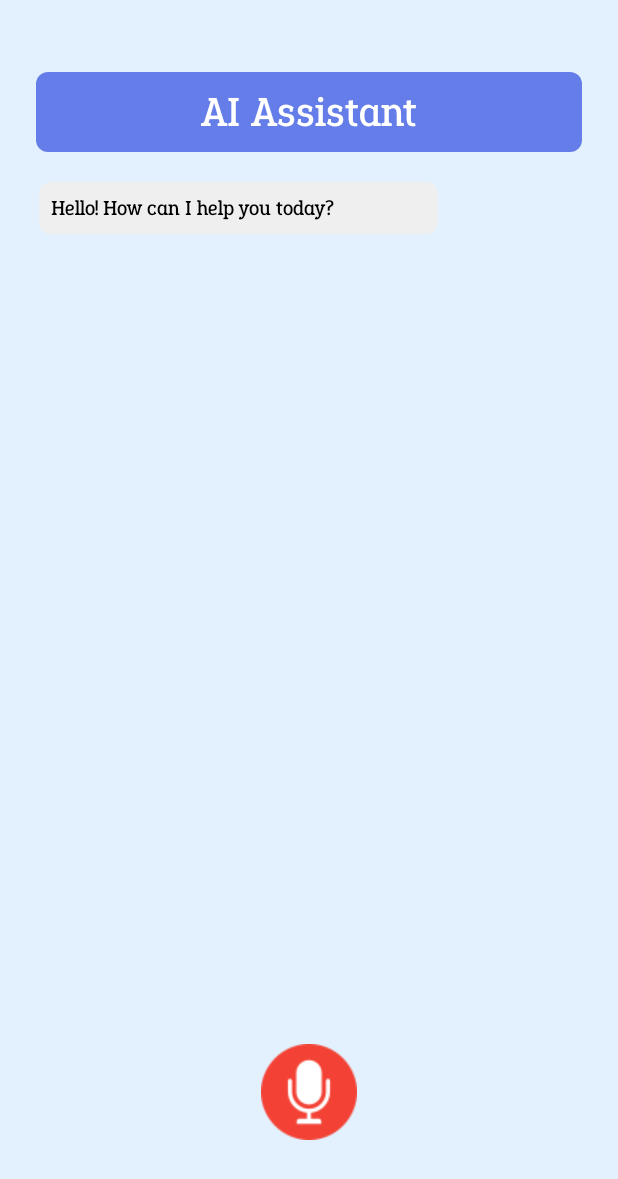
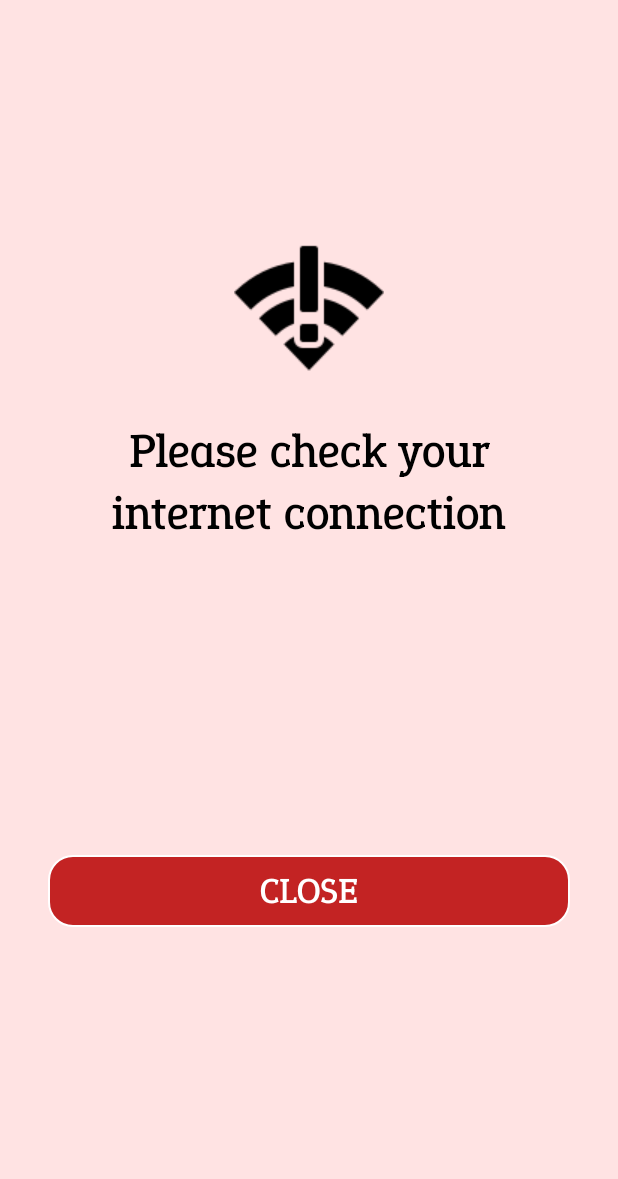
Before and after one commit to ahmetoguzdavarci/ai-voice-chat-app, an Android app: the screen it shows after launch (MainActivity before the commit, WarningActivity after it), on a phone screen of 412 x 824 dp. Shown: the top 1179 px of the screen. Run offline under Robolectric (Android 15) with nearby library versions, the phone set to English and light mode, and no system bars; our stand-ins replace data binding; 9 statements that could not run were skipped.

Commit message:
- api token security - warning page added

```diff
--- a/app/src/main/java/com/aod/aivoicechat/MyApplication.kt
+++ b/app/src/main/java/com/aod/aivoicechat/MyApplication.kt
@@ -1,9 +1,14 @@
 package com.aod.aivoicechat
 
 import android.app.Application
+import com.aod.aivoicechat.utils.RemoteConfig
+import com.google.firebase.FirebaseApp
 
 class MyApplication : Application() {
     override fun onCreate() {
         super.onCreate()
+
+        FirebaseApp.initializeApp(this)
+        RemoteConfig.fetch()
     }
 }
--- a/app/src/main/java/com/aod/aivoicechat/activities/StartActivity.kt
+++ b/app/src/main/java/com/aod/aivoicechat/activities/StartActivity.kt
@@ -5,6 +5,7 @@ import android.os.Handler
 import android.os.Looper
 import com.aod.aivoicechat.R
 import com.aod.aivoicechat.databinding.ActivityStartBinding
+import com.aod.aivoicechat.utils.RemoteConfig
 import com.aod.aivoicechat.utils.ext.fadeIn
 import com.aod.aivoicechat.utils.ext.hideSystemUI
 import com.aod.aivoicechat.utils.ext.showDarkTextInStatusBar
@@ -22,17 +23,9 @@ class StartActivity : BaseActivity<ActivityStartBinding>(layoutResId = R.layout.
 
         hideSystemUI()
         showDarkTextInStatusBar(false)
-    }
-
-    override fun onResume() {
-        super.onResume()
 
         setPageAnimation()
         setAutoNextPage()
-    }
-
-    override fun onPause() {
-        super.onPause()
     }
 
     private fun setPageAnimation() {
@@ -44,7 +37,12 @@ class StartActivity : BaseActivity<ActivityStartBinding>(layoutResId = R.layout.
 
     private fun setAutoNextPage() {
         animHandler.postDelayed(
-            { startActivity(activityClass = MainActivity::class.java, finish = true) },
+            {
+                startActivity(
+                    activityClass = if (RemoteConfig.isApiReady()) MainActivity::class.java else WarningActivity::class.java,
+                    finish = true
+                )
+            },
             animDelay
         )
     }
--- /dev/null
+++ b/app/src/main/java/com/aod/aivoicechat/activities/WarningActivity.kt
@@ -0,0 +1,19 @@
+package com.aod.aivoicechat.activities
+
+import android.os.Bundle
+import com.aod.aivoicechat.R
+import com.aod.aivoicechat.databinding.ActivityWarningBinding
+
+class WarningActivity :
+    BaseActivity<ActivityWarningBinding>(layoutResId = R.layout.activity_warning) {
+
+    override fun onCreate(savedInstanceState: Bundle?) {
+        super.onCreate(savedInstanceState)
+
+        setItemClick()
+    }
+
+    private fun setItemClick() {
+        binding.warningBtnClose.setOnClickListener { this.finish() }
+    }
+}
--- a/app/src/main/java/com/aod/aivoicechat/data/api/ApiClient.kt
+++ b/app/src/main/java/com/aod/aivoicechat/data/api/ApiClient.kt
@@ -1,5 +1,6 @@
 package com.aod.aivoicechat.data.api
 
+import com.aod.aivoicechat.utils.RemoteConfig
 import com.aod.aivoicechat.utils.isDebug
 import okhttp3.OkHttpClient
 import okhttp3.logging.HttpLoggingInterceptor
@@ -9,16 +10,14 @@ import java.util.concurrent.TimeUnit
 
 object ApiClient {
     private const val BASE_URL = "https://api.openai.com/"
-    private const val PROJECT_NAME = "Authorization"
-    private val API_KEY = ""
-    val PROJECT_KEY = "Bearer $API_KEY"
+    private const val AUTH_HEADER = "Authorization"
 
     private fun getClient(): OkHttpClient {
-        val httpClient = OkHttpClient.Builder()
-        httpClient
+        return OkHttpClient.Builder()
             .addInterceptor { chain ->
+                val API_KEY = RemoteConfig.getApiKey()
                 val request = chain.request().newBuilder()
-                    .addHeader(PROJECT_NAME, PROJECT_KEY)
+                    .apply { if (API_KEY.isNotEmpty()) header(AUTH_HEADER, "Bearer $API_KEY") }
                     .build()
                 chain.proceed(request)
             }
@@ -28,13 +27,12 @@ object ApiClient {
             .writeTimeout(1, TimeUnit.MINUTES)
             .apply {
                 if (isDebug) {
-                    val httpLoginInterceptor = HttpLoggingInterceptor()
-                    httpLoginInterceptor.setLevel(HttpLoggingInterceptor.Level.BODY)
-                    httpClient.addInterceptor(httpLoginInterceptor)
+                    val logger =
+                        HttpLoggingInterceptor().setLevel(HttpLoggingInterceptor.Level.BODY)
+                    addInterceptor(logger)
                 }
             }
-
-        return httpClient.build()
+            .build()
     }
 
     @Volatile
--- /dev/null
+++ b/app/src/main/res/drawable/box_close.xml
@@ -0,0 +1,23 @@
+<?xml version="1.0" encoding="utf-8"?>
+<shape xmlns:android="http://schemas.android.com/apk/res/android"
+    android:shape="rectangle">
+
+    <!--    <size-->
+    <!--        android:width="314dp"-->
+    <!--        android:height="56dp" />-->
+
+    <corners android:radius="16dp" />
+
+    <solid android:color="@color/box_close_color" />
+
+    <stroke
+        android:width="1dp"
+        android:color="@color/white" />
+
+    <padding
+        android:bottom="0dp"
+        android:left="0dp"
+        android:right="0dp"
+        android:top="0dp" />
+
+</shape>
--- /dev/null
+++ b/app/src/main/res/layout/activity_warning.xml
@@ -0,0 +1,64 @@
+<?xml version="1.0" encoding="utf-8"?>
+<layout xmlns:android="http://schemas.android.com/apk/res/android"
+    xmlns:app="http://schemas.android.com/apk/res-auto">
+
+    <androidx.constraintlayout.widget.ConstraintLayout
+        android:layout_width="match_parent"
+        android:layout_height="match_parent"
+        android:background="@color/warning_bg_color">
+
+        <ImageView
+            android:id="@+id/warning_image"
+            android:layout_width="wrap_content"
+            android:layout_height="wrap_content"
+            android:contentDescription="@string/image_description"
+            android:src="@drawable/image_no_connection_100"
+            app:layout_constraintBottom_toTopOf="@+id/warning_line_1"
+            app:layout_constraintEnd_toEndOf="parent"
+            app:layout_constraintStart_toStartOf="parent"
+            app:layout_constraintTop_toTopOf="parent" />
+
+        <View
+            android:id="@+id/warning_line_1"
+            android:layout_width="0dp"
+            android:layout_height="1dp"
+            app:layout_constraintBottom_toBottomOf="parent"
+            app:layout_constraintEnd_toEndOf="parent"
+            app:layout_constraintStart_toStartOf="parent"
+            app:layout_constraintTop_toTopOf="parent" />
+
+        <TextView
+            android:id="@+id/warning_text_1"
+            android:layout_width="0dp"
+            android:layout_height="wrap_content"
+            android:layout_marginStart="32dp"
+            android:layout_marginTop="24dp"
+            android:layout_marginEnd="32dp"
+            android:fontFamily="@font/epunda_slab_medium"
+            android:gravity="center"
+            android:text="@string/warning_message_1"
+            android:textColor="@color/black"
+            android:textSize="32sp"
+            app:layout_constraintEnd_toEndOf="parent"
+            app:layout_constraintStart_toStartOf="parent"
+            app:layout_constraintTop_toBottomOf="@+id/warning_image" />
+
+        <TextView
+            android:id="@+id/warning_btn_close"
+            android:layout_width="0dp"
+            android:layout_height="wrap_content"
+            android:background="@drawable/box_close"
+            android:fontFamily="@font/epunda_slab_medium"
+            android:gravity="center"
+            android:padding="8dp"
+            android:text="@string/close"
+            android:textColor="@color/white"
+            android:textSize="24sp"
+            app:layout_constraintBottom_toBottomOf="parent"
+            app:layout_constraintEnd_toEndOf="@+id/warning_text_1"
+            app:layout_constraintStart_toStartOf="@+id/warning_text_1"
+            app:layout_constraintTop_toBottomOf="@+id/warning_text_1" />
+
+    </androidx.constraintlayout.widget.ConstraintLayout>
+
+</layout>
--- a/app/src/main/res/values/colors.xml
+++ b/app/src/main/res/values/colors.xml
@@ -17,8 +17,10 @@
 
     <color name="splash_bg_color">#0859EB</color>
     <color name="main_bg_color">#E3F1FF</color>
+    <color name="warning_bg_color">#FFE3E3</color>
 
     <color name="box_ai_color">#EFEFEF</color>
     <color name="box_human_color">#657DE8</color>
+    <color name="box_close_color">#C32323</color>
 
 </resources>
--- a/app/src/main/res/values/strings.xml
+++ b/app/src/main/res/values/strings.xml
@@ -12,6 +12,11 @@
 
     <string name="mic_warning_1">I didn\'t understand what you said</string>
 
+    <string name="warning_message_1">Please check your internet connection</string>
+
+    <string name="exit">EXIT</string>
+    <string name="close">CLOSE</string>
+
     <string name="test_message_1" translatable="false">Lorem ipsum dolor sit amet, sed do eiusmod tempor incididunt ut labore et dolore magna aliqua.</string>
     <string name="test_message_2" translatable="false">Duis aute irure dolor in reprehenderit in voluptate velit esse cillum dolore eu fugiat nulla pariatur.</string>
 
--- a/build.gradle
+++ b/build.gradle
@@ -20,6 +20,8 @@ buildscript {
 
         lottie_version = "6.6.7"
 
+        firebase_bom_version = "33.1.2"
+
         kotlin_version = "2.1.21"
         agp_version = '8.12.2'
     }
@@ -29,4 +31,7 @@ plugins {
     id 'com.android.application' version '8.12.2' apply false
     id 'com.android.library' version '8.12.2' apply false
     id 'org.jetbrains.kotlin.android' version "${kotlin_version}" apply false
+
+    id 'com.google.gms.google-services' version '4.4.3' apply false
+    id 'com.google.firebase.crashlytics' version '3.0.6' apply false
 }
```
Also changed, not shown: app/build.gradle (+8 -0 lines), app/src/main/AndroidManifest.xml (+9 -1 lines), app/src/main/java/com/aod/aivoicechat/utils/RemoteConfig.kt (added, +51 -0 lines), app/src/main/res/drawable/image_no_connection_100.png (added), app/src/main/res/drawable/image_no_connection_50.png (added), 1 other file.
